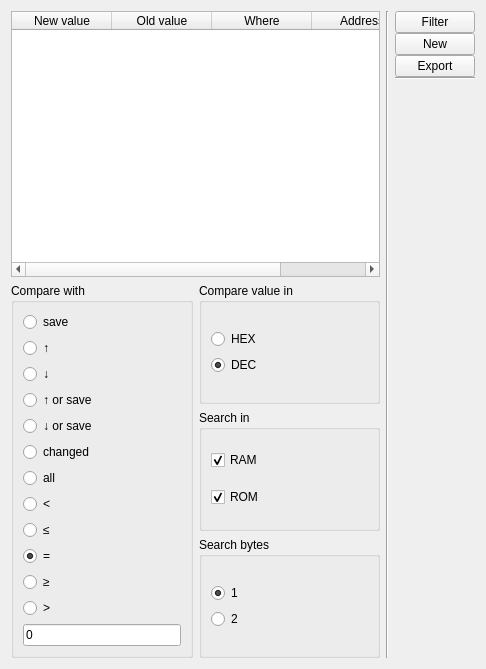
This is uis/cheating/search_cheat.ui in NADNES-TEAM/NADNES as Qt 5 draws it before an edit. The edited form follows.
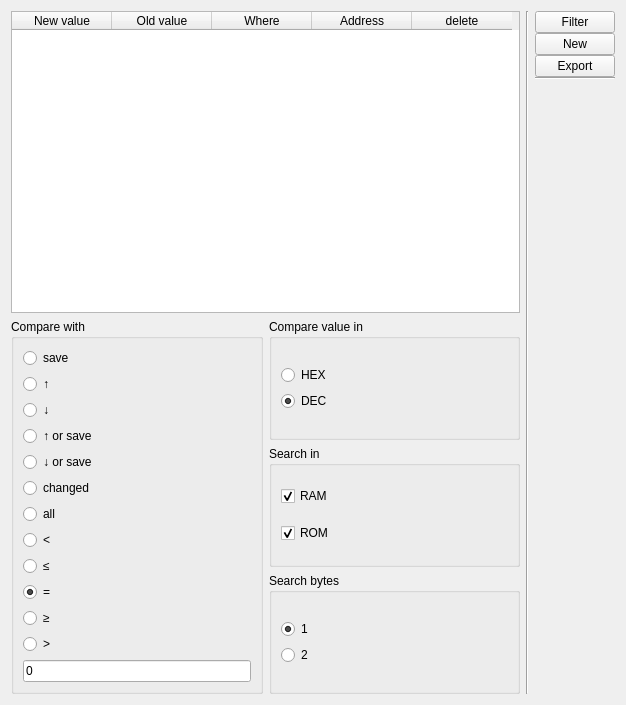
This is the edited form.

```diff
--- a/uis/cheating/search_cheat.ui
+++ b/uis/cheating/search_cheat.ui
@@ -6,8 +6,8 @@
    <rect>
     <x>0</x>
     <y>0</y>
-    <width>486</width>
-    <height>669</height>
+    <width>626</width>
+    <height>705</height>
    </rect>
   </property>
   <property name="sizePolicy">
@@ -46,6 +46,11 @@
            <string>Address</string>
           </property>
          </column>
+         <column>
+          <property name="text">
+           <string>delete</string>
+          </property>
+         </column>
         </widget>
        </item>
        <item>
```
